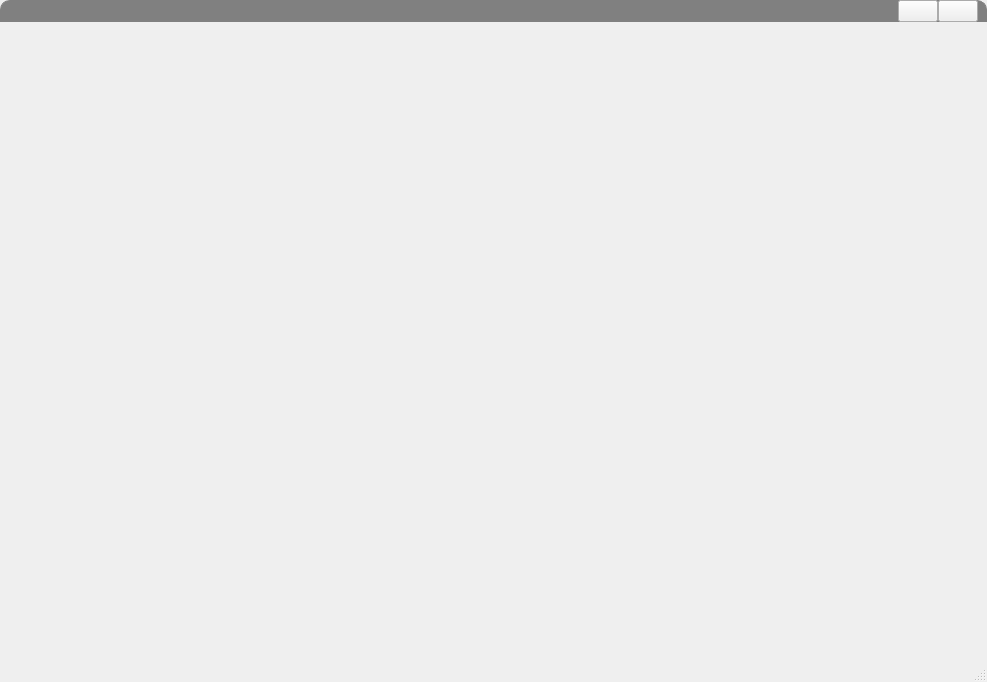
Qt form gui/mainWindow.ui (WatsonJay/tomato_farm) before a commit.
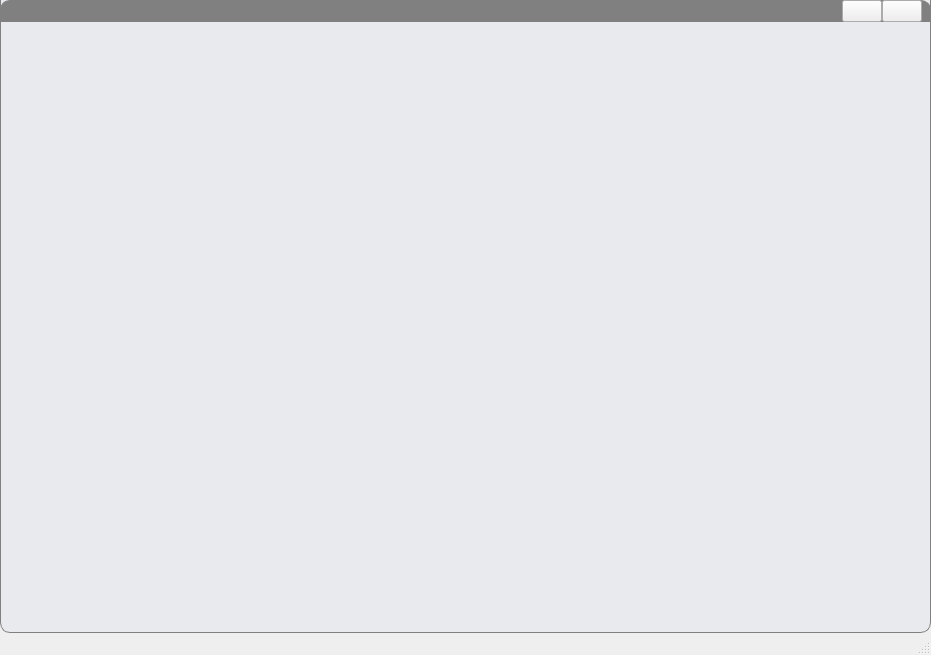
The same form after that commit.

```diff
--- a/gui/mainWindow.ui
+++ b/gui/mainWindow.ui
@@ -6,14 +6,24 @@
    <rect>
     <x>0</x>
     <y>0</y>
-    <width>987</width>
-    <height>682</height>
+    <width>931</width>
+    <height>655</height>
    </rect>
   </property>
   <property name="windowTitle">
    <string>MainWindow</string>
   </property>
   <widget class="QWidget" name="centralwidget">
+   <property name="styleSheet">
+    <string notr="true">QWidget#centralwidget{
+background:#e9eaed;
+border-bottom:1px solid gray;
+border-right:1px solid gray;
+border-left:1px solid gray;
+border-bottom-left-radius:10px;
+border-bottom-right-radius:10px;
+}</string>
+   </property>
    <layout class="QVBoxLayout" name="verticalLayout" stretch="0,10">
     <property name="spacing">
      <number>0</number>
@@ -89,7 +99,22 @@
      </widget>
     </item>
     <item>
-     <widget class="QWidget" name="widget_2" native="true"/>
+     <widget class="QWidget" name="widget_2" native="true">
+      <layout class="QVBoxLayout" name="verticalLayout_2" stretch="1,9">
+       <property name="spacing">
+        <number>2</number>
+       </property>
+       <property name="topMargin">
+        <number>4</number>
+       </property>
+       <item>
+        <layout class="QHBoxLayout" name="horizontalLayout_2"/>
+       </item>
+       <item>
+        <layout class="QHBoxLayout" name="horizontalLayout_3"/>
+       </item>
+      </layout>
+     </widget>
     </item>
    </layout>
   </widget>
```
